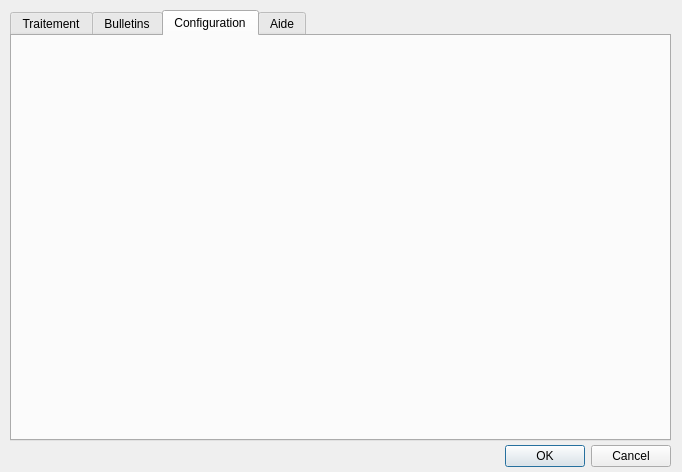
Above: FireStats/fire_stats_dialog_base.ui from BrunoCombal/qgis_plugins before the change. Below: the same form after it.
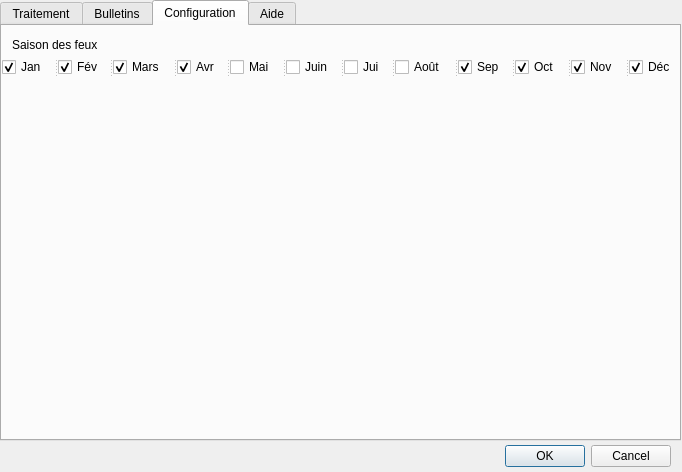
That is the form after the change. The open tabs and pages were chosen to show the change.

Commit message: added GUI for selecting season months

```diff
--- a/FireStats/fire_stats_dialog_base.ui
+++ b/FireStats/fire_stats_dialog_base.ui
@@ -32,10 +32,10 @@
   <widget class="QTabWidget" name="bulletinTabs">
    <property name="geometry">
     <rect>
-     <x>10</x>
-     <y>10</y>
-     <width>661</width>
-     <height>431</height>
+     <x>0</x>
+     <y>0</y>
+     <width>681</width>
+     <height>441</height>
     </rect>
    </property>
    <property name="currentIndex">
@@ -285,6 +285,152 @@
     <attribute name="title">
      <string>Configuration</string>
     </attribute>
+    <widget class="QLabel" name="label_5">
+     <property name="geometry">
+      <rect>
+       <x>10</x>
+       <y>10</y>
+       <width>101</width>
+       <height>17</height>
+      </rect>
+     </property>
+     <property name="text">
+      <string>Saison des feux</string>
+     </property>
+    </widget>
+    <widget class="QSplitter" name="splitter">
+     <property name="geometry">
+      <rect>
+       <x>0</x>
+       <y>30</y>
+       <width>681</width>
+       <height>22</height>
+      </rect>
+     </property>
+     <property name="orientation">
+      <enum>Qt::Horizontal</enum>
+     </property>
+     <widget class="QCheckBox" name="checkJanuary">
+      <property name="whatsThis">
+       <string>Janvier</string>
+      </property>
+      <property name="text">
+       <string>Jan</string>
+      </property>
+      <property name="checked">
+       <bool>true</bool>
+      </property>
+     </widget>
+     <widget class="QCheckBox" name="checkFebruary">
+      <property name="whatsThis">
+       <string>Janvier</string>
+      </property>
+      <property name="text">
+       <string>Fév</string>
+      </property>
+      <property name="checked">
+       <bool>true</bool>
+      </property>
+     </widget>
+     <widget class="QCheckBox" name="checkMarch">
+      <property name="whatsThis">
+       <string>Janvier</string>
+      </property>
+      <property name="text">
+       <string>Mars</string>
+      </property>
+      <property name="checked">
+       <bool>true</bool>
+      </property>
+     </widget>
+     <widget class="QCheckBox" name="checkApril">
+      <property name="whatsThis">
+       <string>Janvier</string>
+      </property>
+      <property name="text">
+       <string>Avr</string>
+      </property>
+      <property name="checked">
+       <bool>true</bool>
+      </property>
+     </widget>
+     <widget class="QCheckBox" name="checkMay">
+      <property name="whatsThis">
+       <string>Janvier</string>
+      </property>
+      <property name="text">
+       <string>Mai</string>
+      </property>
+     </widget>
+     <widget class="QCheckBox" name="checkJune">
+      <property name="whatsThis">
+       <string>Janvier</string>
+      </property>
+      <property name="text">
+       <string>Juin</string>
+      </property>
+     </widget>
+     <widget class="QCheckBox" name="checkJuly">
+      <property name="whatsThis">
+       <string>Janvier</string>
+      </property>
+      <property name="text">
+       <string>Jui</string>
+      </property>
+     </widget>
+     <widget class="QCheckBox" name="checkAugust">
+      <property name="whatsThis">
+       <string>Janvier</string>
+      </property>
+      <property name="text">
+       <string>Août</string>
+      </property>
+     </widget>
+     <widget class="QCheckBox" name="checkSeptember">
+      <property name="whatsThis">
+       <string>Janvier</string>
+      </property>
+      <property name="text">
+       <string>Sep</string>
+      </property>
+      <property name="checked">
+       <bool>true</bool>
+      </property>
+     </widget>
+     <widget class="QCheckBox" name="checkOctober">
+      <property name="whatsThis">
+       <string>Janvier</string>
+      </property>
+      <property name="text">
+       <string>Oct</string>
+      </property>
+      <property name="checked">
+       <bool>true</bool>
+      </property>
+     </widget>
+     <widget class="QCheckBox" name="checkNovember">
+      <property name="whatsThis">
+       <string>Janvier</string>
+      </property>
+      <property name="text">
+       <string>Nov</string>
+      </property>
+      <property name="checked">
+       <bool>true</bool>
+      </property>
+     </widget>
+     <widget class="QCheckBox" name="checkDecember">
+      <property name="whatsThis">
+       <string>Janvier</string>
+      </property>
+      <property name="text">
+       <string>Déc</string>
+      </property>
+      <property name="checked">
+       <bool>true</bool>
+      </property>
+     </widget>
+    </widget>
    </widget>
    <widget class="QWidget" name="helpTab">
     <property name="locale">
```
Left out of the diff: 4 changed lines with no effect on the pictures.
